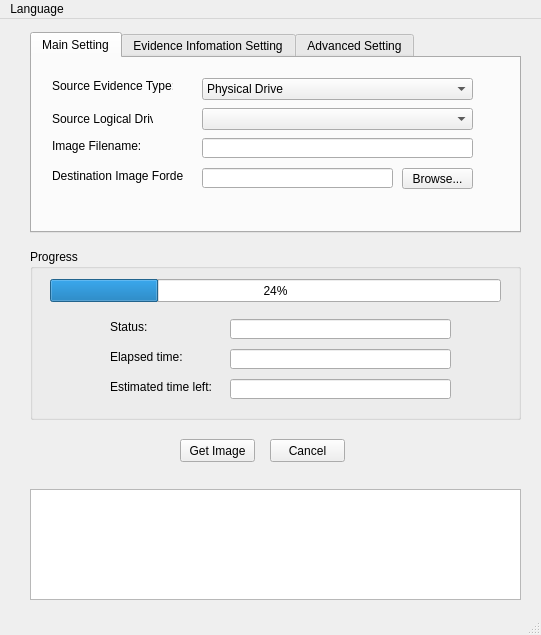
This is mainwindow.ui in Hi-Im-darkness/FTKGui as Qt 5 draws it before an edit. The edited form follows.
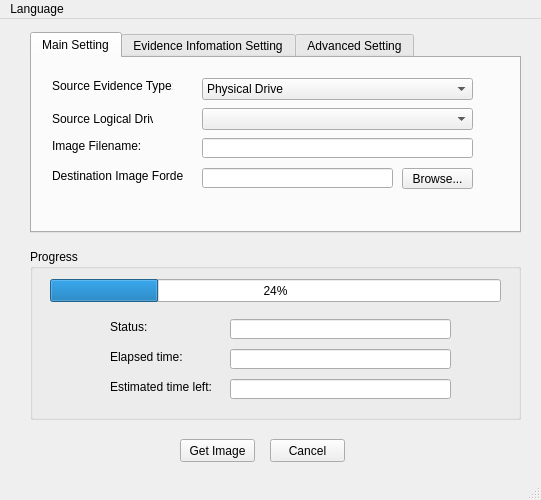
This is the edited form.

```diff
--- a/mainwindow.ui
+++ b/mainwindow.ui
@@ -7,7 +7,7 @@
     <x>0</x>
     <y>0</y>
     <width>541</width>
-    <height>635</height>
+    <height>500</height>
    </rect>
   </property>
   <property name="windowTitle">
@@ -498,16 +498,6 @@
      </property>
     </widget>
    </widget>
-   <widget class="QTextEdit" name="textEdit">
-    <property name="geometry">
-     <rect>
-      <x>30</x>
-      <y>470</y>
-      <width>491</width>
-      <height>111</height>
-     </rect>
-    </property>
-   </widget>
   </widget>
   <widget class="QStatusBar" name="statusBar"/>
   <widget class="QMenuBar" name="menuBar">
```
